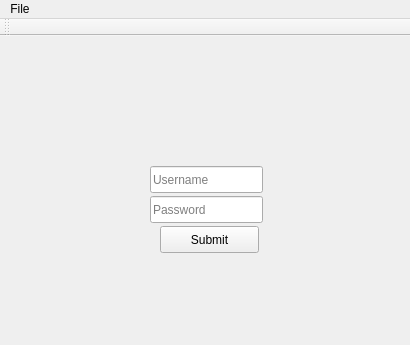
The window that honors_project/Client/loginwindow.ui (kurtengsig/Honours-Project) describes before a commit, drawn with Qt 5.
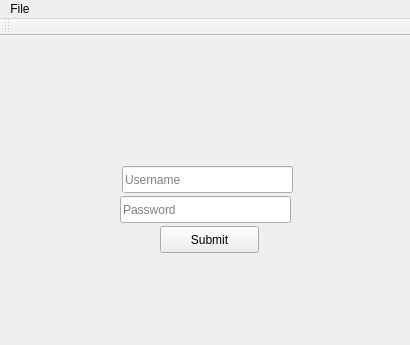
The same window after the commit.

```diff
--- a/honors_project/Client/loginwindow.ui
+++ b/honors_project/Client/loginwindow.ui
@@ -17,9 +17,9 @@
    <widget class="QLineEdit" name="usernameInput">
     <property name="geometry">
      <rect>
-      <x>150</x>
+      <x>122</x>
       <y>130</y>
-      <width>113</width>
+      <width>171</width>
       <height>27</height>
      </rect>
     </property>
@@ -30,9 +30,9 @@
    <widget class="QLineEdit" name="passwordInput">
     <property name="geometry">
      <rect>
-      <x>150</x>
+      <x>120</x>
       <y>160</y>
-      <width>113</width>
+      <width>171</width>
       <height>27</height>
      </rect>
     </property>
```
